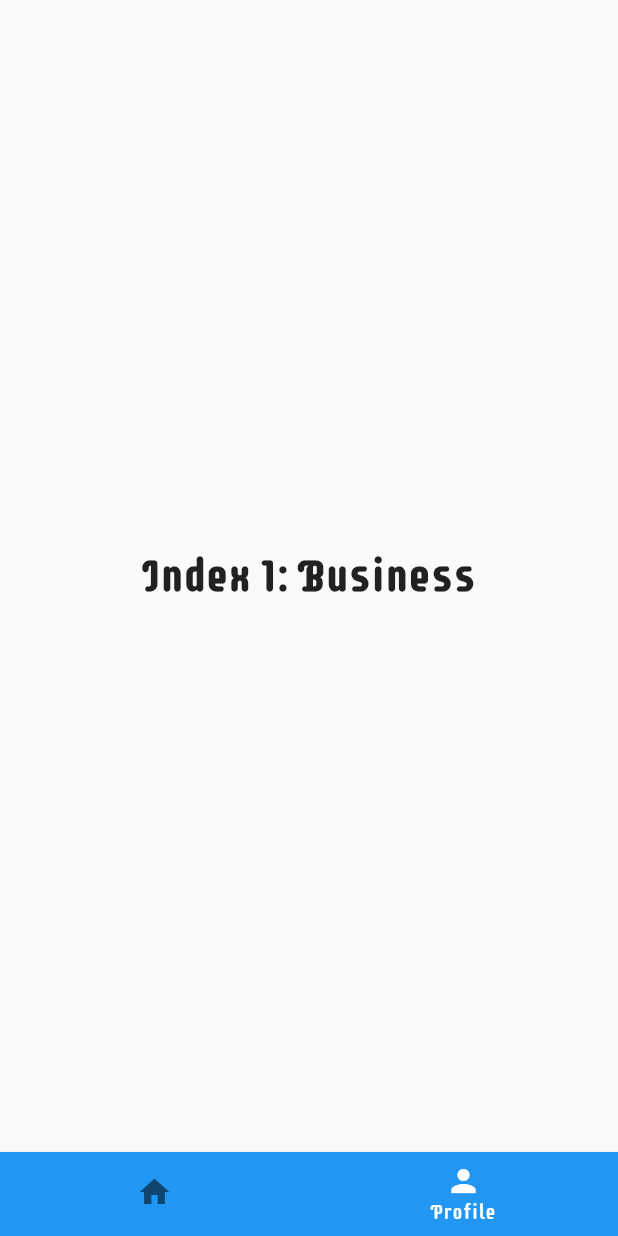
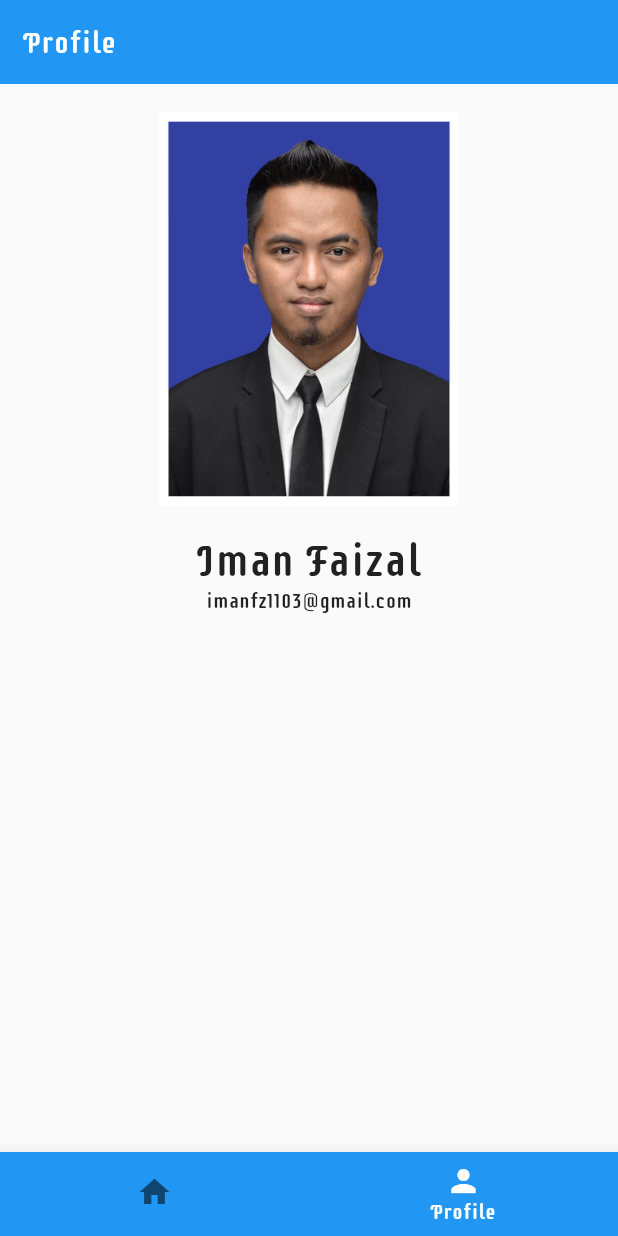
Before and after one commit to imanfz/movies-catalog-flutter, a Flutter app: the screen it shows after launch, item 2 of the bottom bar chosen, on a phone screen of 412 x 824 dp. Run offline on Flutter 3.47's test engine with Material 2 defaults, Android fonts, the phone set to English and light mode, and no system bars.

Commit message:
add profile page

```diff
--- a/lib/main.dart
+++ b/lib/main.dart
@@ -1,5 +1,6 @@
 import 'package:flutter/material.dart';
 import 'package:movies_catalog/HomePage.dart';
+import 'package:movies_catalog/model/ProfilePage.dart';
 
 void main() {
   runApp(const MyApp());
@@ -31,14 +32,10 @@ class MenuWidget extends StatefulWidget {
 
 class _MenuWidgetState extends State<MenuWidget> {
   int _selectedIndex = 0;
-  static const TextStyle optionStyle =
-  TextStyle(fontSize: 30, fontWeight: FontWeight.bold);
+
   static const List<Widget> _widgetOptions = <Widget>[
     MainPage(),
-    Text(
-      'Index 1: Business',
-      style: optionStyle,
-    ),
+    ProfilePage(),
   ];
 
   void _onItemTapped(int index) {
@@ -54,6 +51,7 @@ class _MenuWidgetState extends State<MenuWidget> {
         child: _widgetOptions.elementAt(_selectedIndex),
       ),
       bottomNavigationBar: BottomNavigationBar(
+        elevation: 10,
         items: const <BottomNavigationBarItem>[
           BottomNavigationBarItem(
             icon: Icon(Icons.home),
@@ -68,7 +66,6 @@ class _MenuWidgetState extends State<MenuWidget> {
         selectedItemColor: Colors.white,
         onTap: _onItemTapped,
         backgroundColor: Colors.blue,
-        elevation: 2.0,
         showSelectedLabels: true,
         showUnselectedLabels: false,
       ),
--- /dev/null
+++ b/lib/model/ProfilePage.dart
@@ -0,0 +1,32 @@
+import 'package:flutter/material.dart';
+
+class ProfilePage extends StatelessWidget {
+  const ProfilePage({Key? key}) : super(key: key);
+
+  @override
+  Widget build(BuildContext context) {
+    return Scaffold(
+      appBar: AppBar(
+        title: const Text("Profile"),
+        elevation: 0,
+      ),
+      body: Center(
+        child: Column(
+          children: [
+            Image.asset(
+                'asset/images/my_photos.jpg',
+                width: 200, height: 300
+            ),
+            const Text(
+              "Iman Faizal",
+              style: TextStyle(
+                fontSize: 30.0,
+              ),
+            ),
+            const Text("imanfz1103@gmail.com"),
+          ],
+        ),
+      ),
+    );
+  }
+}
```
Also changed, not shown: asset/images/my_photos.jpg (added).
